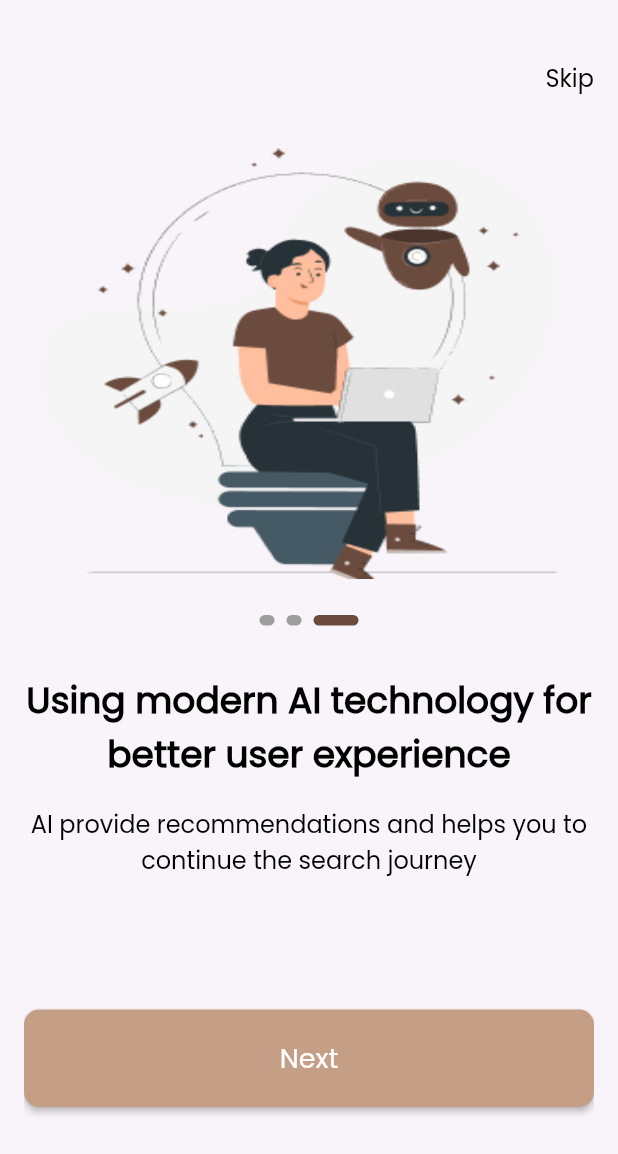
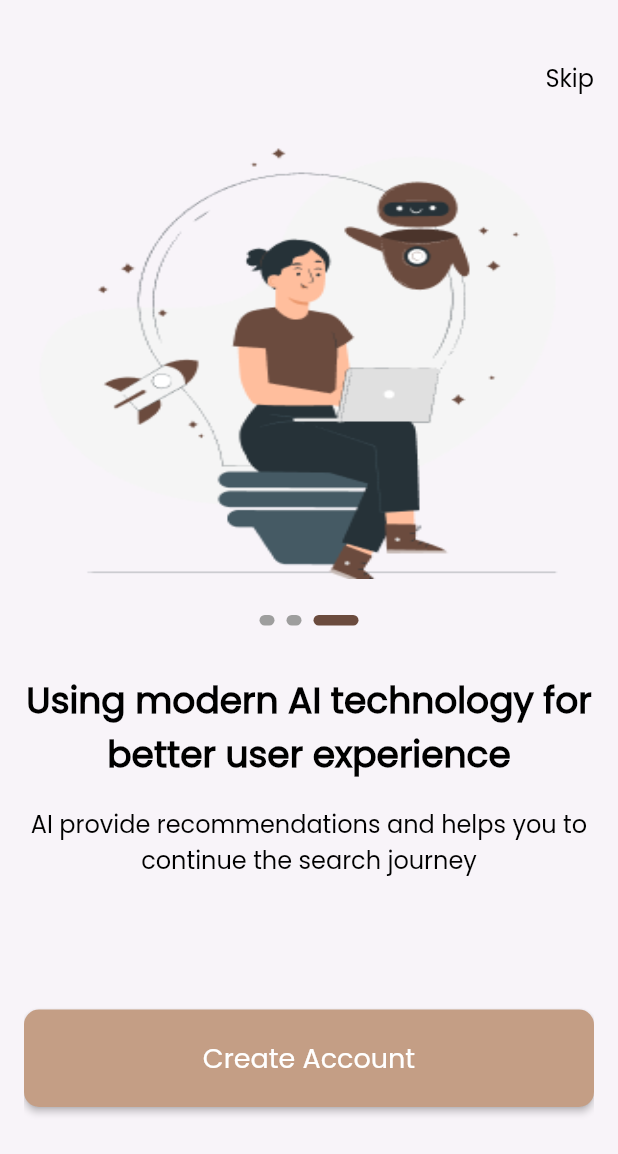
Before and after one commit to AbdelrahmanZeid/DalelApp, a Flutter app: the screen it shows after launch, swiped to page 3, on a phone screen of 412 x 824 dp. Shown: the top 1154 px of the screen. Run offline on Flutter 3.47's test engine with Material 2 defaults, Android fonts, the phone set to English and light mode, and no system bars; drawn by our look-alikes of smooth_page_indicator; our stand-ins replace go_router.

Commit message:
create sign up view

```diff
--- a/lib/core/routes/app_routes.dart
+++ b/lib/core/routes/app_routes.dart
@@ -1,3 +1,4 @@
+import 'package:dalel/features/auth/presentation/views/sign_up_view.dart';
 import 'package:dalel/features/onboarding/presentation/views/onboarding_view.dart';
 import 'package:dalel/features/splash/presentation/views/splash_view.dart';
 import 'package:go_router/go_router.dart';
@@ -16,5 +17,11 @@ final GoRouter router = GoRouter(
           return const OnBoardingView();
         },
       ),
+      GoRoute(
+        path: '/sign_up',
+        builder: (context, GoRouterState state) {
+          return const SignUpView();
+        },
+      ),
     ],
   );
--- a/lib/core/utils/theme_manager.dart
+++ b/lib/core/utils/theme_manager.dart
@@ -8,6 +8,8 @@ class ThemeManager {
         fontFamily: 'Poppins',
         appBarTheme: const AppBarTheme(
           systemOverlayStyle: SystemUiOverlayStyle(
+            statusBarBrightness: Brightness.dark,
+            statusBarIconBrightness: Brightness.dark,
             statusBarColor: AppColor.scaffoldBackGroundColor,
           ),
         ),
--- a/lib/core/widgets/custom_button.dart
+++ b/lib/core/widgets/custom_button.dart
@@ -4,8 +4,11 @@ import 'package:dalel/core/utils/app_text_style.dart';
 import 'package:flutter/material.dart';
 
 class CustomButton extends StatelessWidget {
-  const CustomButton({super.key});
+  CustomButton({super.key,this.color, required this.text,this.onPressed});
+  Color?color;
+  final String text;
 
+  VoidCallback? onPressed;
   @override
   Widget build(BuildContext context) {
     return ElevatedButton(
@@ -19,11 +22,11 @@ class CustomButton extends StatelessWidget {
             10,
           ),
         ),
-        backgroundColor: AppColor.primaryColor,
+        backgroundColor:color?? AppColor.primaryColor,
       ),
-      onPressed: () {},
+      onPressed: onPressed,
       child: Text(
-        AppStrings.next,
+        text,
         style: AppTextStyle.buttonTextStyle(),
       ),
     );
--- /dev/null
+++ b/lib/features/auth/presentation/views/sign_up_view.dart
@@ -0,0 +1,10 @@
+import 'package:flutter/material.dart';
+
+class SignUpView extends StatelessWidget {
+  const SignUpView({super.key});
+
+  @override
+  Widget build(BuildContext context) {
+    return const Scaffold();
+  }
+}
--- a/lib/features/onboarding/presentation/widgets/custom_page_view.dart
+++ b/lib/features/onboarding/presentation/widgets/custom_page_view.dart
@@ -0,0 +1,103 @@
+import 'package:dalel/core/utils/app_functions.dart';
+import 'package:dalel/core/utils/app_strings.dart';
+import 'package:dalel/core/utils/app_text_style.dart';
+import 'package:dalel/core/widgets/custom_button.dart';
+import 'package:dalel/features/onboarding/data/onboarding_model.dart';
+import 'package:dalel/features/onboarding/presentation/widgets/custom_smooth_page_indicator.dart';
+import 'package:flutter/material.dart';
+
+class CustomPageView extends StatefulWidget {
+  const CustomPageView({super.key});
+
+  @override
+  State<CustomPageView> createState() => _CustomPageViewState();
+}
+
+class _CustomPageViewState extends State<CustomPageView> {
+  int currentIndex = 0;
+
+  final PageController _pageController = PageController(initialPage: 0);
+
+  @override
+  Widget build(BuildContext context) {
+    return Expanded(
+      child: PageView.builder(
+        onPageChanged: (value) {
+          currentIndex = value;
+          setState(() {});
+        },
+        controller: _pageController,
+        physics: const BouncingScrollPhysics(),
+        itemCount: onBoardingListItem.length,
+        itemBuilder: (context, index) {
+          return Expanded(
+            child: ListView(
+              physics: const BouncingScrollPhysics(),
+              children: [
+                Container(
+                  height: 290,
+                  width: 343,
+                  decoration: BoxDecoration(
+                    image: DecorationImage(
+                      image: AssetImage(
+                        onBoardingListItem[index].image,
+                      ),
+                      fit: BoxFit.fill,
+                    ),
+                  ),
+                ),
+                const SizedBox(
+                  height: 24,
+                ),
+                Center(
+                  child: CustomSmoothPageIndicator(
+                    pageController: _pageController,
+                  ),
+                ),
+                const SizedBox(
+                  height: 32,
+                ),
+                Text(
+                  onBoardingListItem[index].title,
+                  style: AppTextStyle.onBoardingTitleStyle().copyWith(
+                    fontWeight: FontWeight.bold,
+                  ),
+                  textAlign: TextAlign.center,
+                  maxLines: 2,
+                ),
+                const SizedBox(
+                  height: 16,
+                ),
+                Text(
+                  onBoardingListItem[index].subTitle,
+                  style: AppTextStyle.onBoardingSubTitleStyle(),
+                  textAlign: TextAlign.center,
+                  maxLines: 2,
+                ),
+                const SizedBox(
+                  height: 88,
+                ),
+                currentIndex == onBoardingListItem.length - 1
+                    ? CustomButton(
+                        text: AppStrings.createAccount,
+                        onPressed: () {
+                          navigation(context, '/sign_up');
+                        },
+                      )
+                    : CustomButton(
+                        text: AppStrings.next,
+                        onPressed: () {
+                          _pageController.nextPage(
+                            duration: const Duration(milliseconds: 200),
+                            curve: Curves.bounceInOut,
+                          );
+                        },
+                      ),
+              ],
+            ),
+          );
+        },
+      ),
+    );
+  }
+}
--- a/lib/features/onboarding/presentation/widgets/onboarding_view_body.dart
+++ b/lib/features/onboarding/presentation/widgets/onboarding_view_body.dart
@@ -1,15 +1,13 @@
+import 'package:dalel/core/utils/app_functions.dart';
 import 'package:dalel/core/utils/app_strings.dart';
 import 'package:dalel/core/utils/app_text_style.dart';
-import 'package:dalel/core/widgets/custom_button.dart';
-import 'package:dalel/features/onboarding/data/onboarding_model.dart';
-import 'package:dalel/features/onboarding/presentation/widgets/custom_smooth_page_indicator.dart';
+import 'package:dalel/features/onboarding/presentation/widgets/custom_page_view.dart';
 import 'package:flutter/material.dart';
 
 class OnBoardingViewBody extends StatelessWidget {
-  OnBoardingViewBody({super.key});
+  const OnBoardingViewBody({super.key});
 
   @override
-  final PageController _pageController = PageController();
   Widget build(BuildContext context) {
     return Padding(
       padding: const EdgeInsets.symmetric(horizontal: 16),
@@ -18,7 +16,9 @@ class OnBoardingViewBody extends StatelessWidget {
           const SizedBox(
             height: 40,
           ),
-          Align(
+          GestureDetector(
+            onTap: () => navigation(context, '/sign_up'),
+            child: Align(
               alignment: Alignment.centerRight,
               child: Text(
                 AppStrings.skip,
@@ -27,69 +27,11 @@ class OnBoardingViewBody extends StatelessWidget {
                 ),
               ),
             ),
-          const SizedBox(
-            height: 32,
-          ),
-          Expanded(
-            child: PageView.builder(
-              controller: _pageController,
-              physics: const BouncingScrollPhysics(),
-              itemCount: onBoardingListItem.length,
-              itemBuilder: (context, index) {
-                return Expanded(
-                  child: ListView(
-                    physics: const BouncingScrollPhysics(),
-                    children: [
-                      Container(
-                        height: 290,
-                        width: 343,
-                        decoration: BoxDecoration(
-                          image: DecorationImage(
-                            image: AssetImage(
-                              onBoardingListItem[index].image,
-                            ),
-                            fit: BoxFit.fill,
-                          ),
-                        ),
-                      ),
-                      const SizedBox(
-                        height: 24,
-                      ),
-                      Center(
-                        child: CustomSmoothPageIndicator(
-                          pageController: _pageController,
-                        ),
           ),
           const SizedBox(
             height: 32,
           ),
-                      Text(
-                        onBoardingListItem[index].title,
-                        style: AppTextStyle.onBoardingTitleStyle().copyWith(
-                          fontWeight: FontWeight.bold,
-                        ),
-                        textAlign: TextAlign.center,
-                        maxLines: 2,
-                      ),
-                      const SizedBox(
-                        height: 16,
-                      ),
-                      Text(
-                        onBoardingListItem[index].subTitle,
-                        style: AppTextStyle.onBoardingSubTitleStyle(),
-                        textAlign: TextAlign.center,
-                        maxLines: 2,
-                      ),
-                      const SizedBox(
-                        height: 88,
-                      ),
-                      CustomButton(),
-                    ],
-                  ),
-                );
-              },
-            ),
-          ),
+          const CustomPageView(),
         ],
       ),
     );
--- a/lib/features/splash/presentation/views/splash_view.dart
+++ b/lib/features/splash/presentation/views/splash_view.dart
@@ -18,8 +18,10 @@ class _SplashViewState extends State<SplashView> {
 
   @override
   Widget build(BuildContext context) {
-    return const Scaffold(
-      body: SplashViewBody(),
+    return const SafeArea(
+      child:  Scaffold(
+        body: SplashViewBody(),
+      ),
     );
   }
 }
```
Lines whose indentation alone changed are shown as unchanged.
